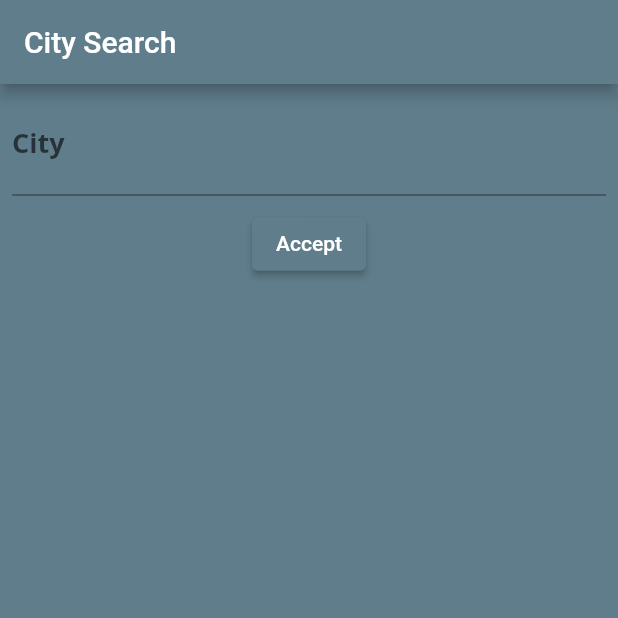
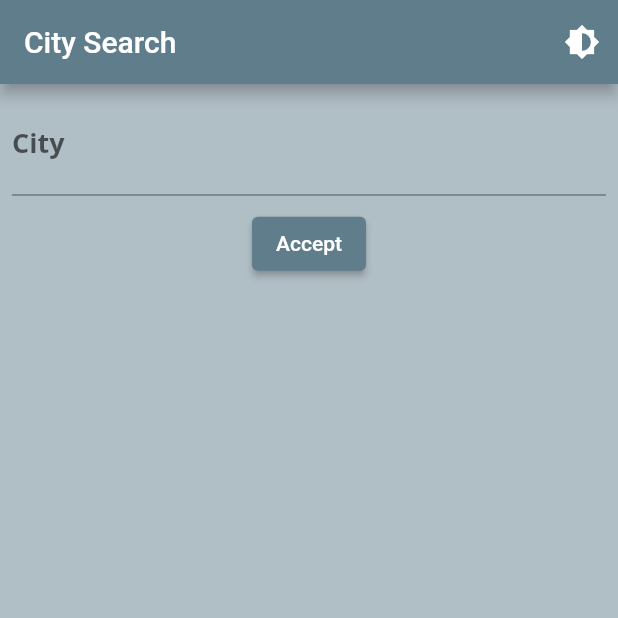
Before and after one commit to pplotko/friflex_test_weather, a Flutter app: the screen it shows after launch, on a phone screen of 412 x 824 dp, the top half of it. Run offline on Flutter 3.47's test engine with Material 2 defaults, Android fonts, the phone set to English and light mode, and no system bars; our stand-ins replace flutter_bloc, geolocator, location.

Commit message:
added switching to a dark theme via cubit

```diff
--- a/lib/main.dart
+++ b/lib/main.dart
@@ -4,14 +4,63 @@ import 'package:flutter_bloc/flutter_bloc.dart';
 import './bloc/weather_bloc.dart';
 import './service/weather_repository.dart';
 import './ui/search_page.dart';
+import './theme_cubit/theme_cubit.dart';
 
 void main() {
-  runApp(MyApp());
+  Bloc.observer = AppBlocObserver();
+  runApp(const App());
+}
+
+class AppBlocObserver extends BlocObserver {
+  @override
+  void onChange(BlocBase bloc, Change change) {
+    super.onChange(bloc, change);
+    if (bloc is Cubit) print(change);
+  }
+
+  @override
+  void onTransition(Bloc bloc, Transition transition) {
+    super.onTransition(bloc, transition);
+    print(transition);
+  }
+}
+
+class App extends StatelessWidget {
+  /// {@macro app}
+  const App({Key? key}) : super(key: key);
+
+  @override
+  Widget build(BuildContext context) {
+    return BlocProvider(
+      create: (_) => ThemeCubit(),
+      child: const AppView(),
+    );
+  }
+}
+
+class AppView extends StatelessWidget {
+  /// {@macro app_view}
+  const AppView({Key? key}) : super(key: key);
+
+  @override
+  Widget build(BuildContext context) {
+    return BlocBuilder<ThemeCubit, ThemeData>(
+      builder: (_, theme) {
+        return MaterialApp(
+          debugShowCheckedModeBanner: false,
+          theme: theme,
+          home: MainPage(theme: theme,),
+        );
+      },
+    );
+  }
 }
 // This widget is the root of the application.
-class MyApp extends StatelessWidget {
+class MainPage extends StatelessWidget {
   final weatherRepository = WeathersRepository();
-  MyApp({Key? key}) : super(key: key);
+
+  final ThemeData theme;
+  MainPage({Key? key, required this.theme}) : super(key: key);
 
   @override
   Widget build(BuildContext context) {
@@ -19,30 +68,11 @@ class MyApp extends StatelessWidget {
     return BlocProvider <WeatherBloc>(
       create: (BuildContext context) => WeatherBloc(weatherRepository),
       child: MaterialApp(
+        theme: theme,
         debugShowCheckedModeBanner: false,
         title: 'FriflexTestWeather',
-        theme: ThemeData(
-          colorScheme: ColorScheme.fromSwatch(
-              primarySwatch: Colors.blueGrey,
-              backgroundColor: Colors.blueGrey,
-
-          )
-          .copyWith(secondary: Colors.amber),
-          errorColor: Colors.orange,
-          fontFamily: 'Quicksand',
-          textTheme: ThemeData
-            .light()
-            .textTheme
-            .copyWith(
-            titleMedium: const TextStyle(
-              fontFamily: 'OpenSans',
-              fontWeight: FontWeight.bold,
-              fontSize: 18,
-            ),
-          ),
-        ),
-        /// go to the main page
-        home: const SearchPage(),
+        /// go to the search page
+        home: SearchPage(),
         ),
       );
   }
--- /dev/null
+++ b/lib/theme_cubit/theme_cubit.dart
@@ -0,0 +1,83 @@
+import 'package:flutter/material.dart';
+import 'package:flutter_bloc/flutter_bloc.dart';
+
+class ThemeCubit extends Cubit<ThemeData> {
+  /// {@macro brightness_cubit}
+  ThemeCubit() : super(_lightTheme);
+
+  // static final _lightTheme = ThemeData(
+  //   canvasColor:Colors.lightBlue[50],
+  //   floatingActionButtonTheme: const FloatingActionButtonThemeData(
+  //     foregroundColor: Colors.yellow,
+  //   ),
+  //   backgroundColor: Colors.blueGrey,
+  //   primaryColorLight: Colors.blueGrey,
+  //   brightness: Brightness.light,
+  // );
+  //
+  // static final _darkTheme = ThemeData(
+  //   floatingActionButtonTheme: const FloatingActionButtonThemeData(
+  //     foregroundColor: Colors.black,
+  //   ),
+  //   brightness: Brightness.dark,
+  //   backgroundColor: Colors.green,
+  // );
+
+  static final _lightTheme =
+  // ThemeData(
+  //   canvasColor:Colors.lightBlue[50],
+  //   floatingActionButtonTheme: const FloatingActionButtonThemeData(
+  //     foregroundColor: Colors.yellow,
+  //   ),
+  //   brightness: Brightness.light,
+  // );
+  ThemeData(
+    colorScheme: ColorScheme.fromSwatch(
+      primarySwatch: Colors.blueGrey,
+      // backgroundColor: Colors.blueGrey,
+      brightness: Brightness.light,
+    )
+        .copyWith(secondary: Colors.amber),
+    brightness: Brightness.light,
+    errorColor: Colors.orange,
+    fontFamily: 'Quicksand',
+    textTheme: ThemeData
+        .light()
+        .textTheme
+        .copyWith(
+      titleMedium: const TextStyle(
+        fontFamily: 'OpenSans',
+        fontWeight: FontWeight.bold,
+        fontSize: 18,
+      ),
+    ),
+  );
+
+  static final _darkTheme =  ThemeData(
+    colorScheme: ColorScheme.fromSwatch(
+      primarySwatch: Colors.blueGrey,
+      // backgroundColor: Colors.blueGrey,
+      brightness: Brightness.dark,
+    )
+        .copyWith(secondary: Colors.amber),
+    brightness: Brightness.dark,
+    errorColor: Colors.orange,
+    fontFamily: 'Quicksand',
+    textTheme: ThemeData
+        .dark()
+        .textTheme
+        .copyWith(
+      titleMedium: const TextStyle(
+        fontFamily: 'OpenSans',
+        fontWeight: FontWeight.bold,
+        fontSize: 18,
+      ),
+    ),
+  );
+
+  /// Toggles the current brightness between light and dark.
+  void toggleTheme() {
+    emit(state.brightness == Brightness.dark ? _lightTheme : _darkTheme);
+    print('change between light and dark');
+  }
+}
--- a/lib/ui/search_page.dart
+++ b/lib/ui/search_page.dart
@@ -1,6 +1,8 @@
 import 'package:flutter/material.dart';
+import 'package:flutter_bloc/flutter_bloc.dart';
 
 import '../service/weather_repository.dart';
+import '../theme_cubit/theme_cubit.dart';
 import 'detailed_weather_information_page.dart';
 
 ///The search page allows users to enter the name of the city and provides them result
@@ -29,7 +31,16 @@ class _SearchPageState extends State<SearchPage> {
   Widget build(BuildContext context) {
     return Scaffold(
       backgroundColor: Theme.of(context).backgroundColor,
-      appBar: AppBar(title: const Text('City Search')),
+      appBar: AppBar(
+        title: const Text('City Search'),
+        actions: [
+          IconButton(
+            key: const Key('brightness'),
+            icon: const Icon(Icons.brightness_6),
+            onPressed: () => context.read<ThemeCubit>().toggleTheme(),
+          ),
+        ],
+      ),
       body: Column(
         children: [
           Padding(
--- a/lib/ui/weather_in_three_days.dart
+++ b/lib/ui/weather_in_three_days.dart
@@ -6,6 +6,7 @@ import 'package:friflex_test_weather/ui/search_page.dart';
 import '../bloc/weather_bloc.dart';
 import '../bloc/weather_event.dart';
 import '../bloc/weather_state.dart';
+import '../theme_cubit/theme_cubit.dart';
 
 class WeatherInThreeDays extends StatefulWidget {
   const WeatherInThreeDays({Key? key, required this.text}) : super(key: key);
@@ -30,6 +31,11 @@ class _WeatherInThreeDaysState extends State<WeatherInThreeDays> {
         appBar: AppBar(
           title: Text('City: ${widget.text}'),
           actions: [
+            IconButton(
+              key: const Key('brightness'),
+              icon: const Icon(Icons.brightness_6),
+              onPressed: () => context.read<ThemeCubit>().toggleTheme(),
+            ),
             IconButton(
               key: const Key('search_iconButton'),
               icon: const Icon(Icons.search),
```
Also changed, not shown: lib/ui/detailed_weather_information_page.dart (+17 -1 lines), pubspec.lock, 1 other file.
